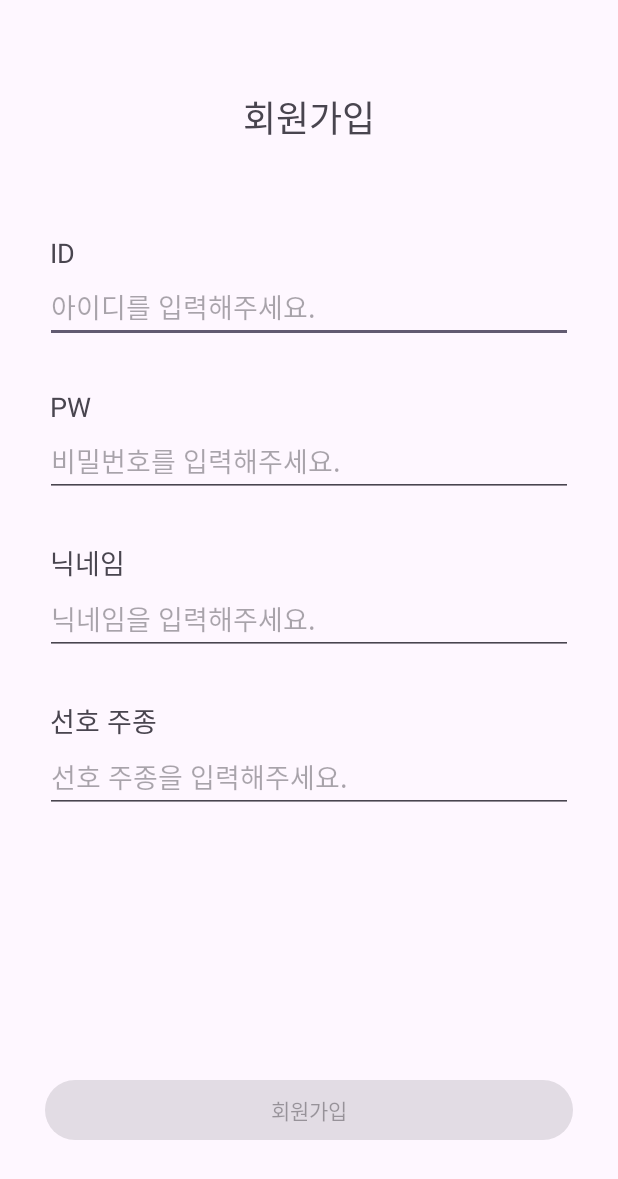
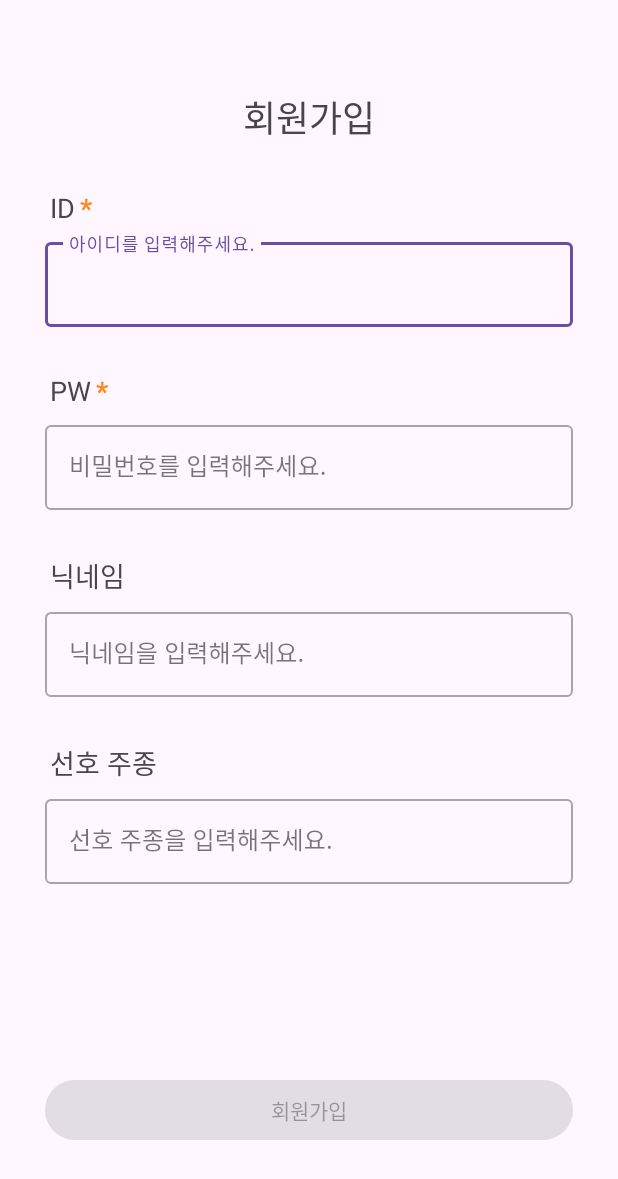
Before and after one commit to DO-SOPT-ANDROID/sangho-kim, an Android app: the SignUpActivity screen opened directly, with no data from a screen before it, on a phone screen of 412 x 824 dp. Shown: the top 1179 px of the screen. Run offline under Robolectric (Android 15) with nearby library versions, the phone set to English and light mode, and no system bars; our stand-ins replace data binding.

Commit message:
[UI/#16] TextInputLayout으로 수정

```diff
--- a/app/src/main/res/layout/activity_sign_up.xml
+++ b/app/src/main/res/layout/activity_sign_up.xml
@@ -31,25 +31,47 @@
             android:layout_width="wrap_content"
             android:layout_height="wrap_content"
             android:layout_marginStart="30dp"
-            android:layout_marginTop="60dp"
+            android:layout_marginTop="30dp"
             android:paddingHorizontal="3dp"
             android:text="@string/sign_up_tv_id_title"
             android:textSize="18sp"
             app:layout_constraintStart_toStartOf="parent"
             app:layout_constraintTop_toBottomOf="@id/tv_sign_up_title" />
 
-        <EditText
-            android:id="@+id/et_sign_up_id"
+        <TextView
+            android:id="@+id/tv_sign_up_id_star"
+            android:layout_width="wrap_content"
+            android:layout_height="wrap_content"
+            android:text="@string/sign_up_tv_star"
+            android:textColor="#FF8823"
+            android:textSize="18sp"
+            android:textStyle="bold"
+            app:layout_constraintBottom_toBottomOf="@id/tv_sign_up_id"
+            app:layout_constraintStart_toEndOf="@id/tv_sign_up_id"
+            app:layout_constraintTop_toTopOf="@id/tv_sign_up_id" />
+
+        <com.google.android.material.textfield.TextInputLayout
+            android:id="@+id/layout_sign_up_id"
+            style="@style/Widget.MaterialComponents.TextInputLayout.OutlinedBox"
             android:layout_width="0dp"
             android:layout_height="wrap_content"
             android:layout_marginHorizontal="30dp"
-            android:hint="@string/sign_up_et_id_hint"
-            android:imeOptions="actionNext"
-            android:inputType="text"
-            android:text="@={vm.idText}"
+            android:layout_marginTop="5dp"
             app:layout_constraintEnd_toEndOf="parent"
             app:layout_constraintStart_toStartOf="parent"
-            app:layout_constraintTop_toBottomOf="@id/tv_sign_up_id" />
+            app:layout_constraintTop_toBottomOf="@id/tv_sign_up_id">
+
+            <com.google.android.material.textfield.TextInputEditText
+                android:id="@+id/et_sign_up_id"
+                android:layout_width="match_parent"
+                android:layout_height="wrap_content"
+                android:autofillHints="username"
+                android:hint="@string/sign_up_et_id_hint"
+                android:imeOptions="actionNext"
+                android:inputType="text"
+                android:text="@={vm.idText}" />
+
+        </com.google.android.material.textfield.TextInputLayout>
 
         <TextView
             android:id="@+id/tv_sign_up_pw"
@@ -61,20 +83,42 @@
             android:text="@string/sign_up_tv_pw_title"
             android:textSize="18sp"
             app:layout_constraintStart_toStartOf="parent"
-            app:layout_constraintTop_toBottomOf="@id/et_sign_up_id" />
+            app:layout_constraintTop_toBottomOf="@id/layout_sign_up_id" />
 
-        <EditText
-            android:id="@+id/et_sign_up_pw"
+        <TextView
+            android:id="@+id/tv_sign_up_pw_star"
+            android:layout_width="wrap_content"
+            android:layout_height="wrap_content"
+            android:text="@string/sign_up_tv_star"
+            android:textColor="#FF8823"
+            android:textSize="18sp"
+            android:textStyle="bold"
+            app:layout_constraintBottom_toBottomOf="@id/tv_sign_up_pw"
+            app:layout_constraintStart_toEndOf="@id/tv_sign_up_pw"
+            app:layout_constraintTop_toTopOf="@id/tv_sign_up_pw" />
+
+        <com.google.android.material.textfield.TextInputLayout
+            android:id="@+id/layout_sign_up_pw"
+            style="@style/Widget.MaterialComponents.TextInputLayout.OutlinedBox"
             android:layout_width="0dp"
             android:layout_height="wrap_content"
             android:layout_marginHorizontal="30dp"
-            android:hint="@string/sign_up_et_pw_hint"
-            android:imeOptions="actionNext"
-            android:inputType="textPassword"
-            android:text="@={vm.pwText}"
+            android:layout_marginTop="5dp"
             app:layout_constraintEnd_toEndOf="parent"
             app:layout_constraintStart_toStartOf="parent"
-            app:layout_constraintTop_toBottomOf="@id/tv_sign_up_pw" />
+            app:layout_constraintTop_toBottomOf="@id/tv_sign_up_pw">
+
+            <com.google.android.material.textfield.TextInputEditText
+                android:id="@+id/et_sign_up_pw"
+                android:layout_width="match_parent"
+                android:layout_height="wrap_content"
+                android:autofillHints="username"
+                android:hint="@string/sign_up_et_pw_hint"
+                android:imeOptions="actionNext"
+                android:inputType="text"
+                android:text="@={vm.idText}" />
+
+        </com.google.android.material.textfield.TextInputLayout>
 
         <TextView
             android:id="@+id/tv_sign_up_nickname"
@@ -86,20 +130,30 @@
             android:text="@string/sign_up_tv_nk_title"
             android:textSize="18sp"
             app:layout_constraintStart_toStartOf="parent"
-            app:layout_constraintTop_toBottomOf="@id/et_sign_up_pw" />
+            app:layout_constraintTop_toBottomOf="@id/layout_sign_up_pw" />
 
-        <EditText
-            android:id="@+id/et_sign_up_nickname"
+        <com.google.android.material.textfield.TextInputLayout
+            android:id="@+id/layout_sign_up_nickname"
+            style="@style/Widget.MaterialComponents.TextInputLayout.OutlinedBox"
             android:layout_width="0dp"
             android:layout_height="wrap_content"
             android:layout_marginHorizontal="30dp"
-            android:hint="@string/sign_up_et_nk_hint"
-            android:imeOptions="actionNext"
-            android:inputType="text"
-            android:text="@={vm.nameText}"
+            android:layout_marginTop="5dp"
             app:layout_constraintEnd_toEndOf="parent"
             app:layout_constraintStart_toStartOf="parent"
-            app:layout_constraintTop_toBottomOf="@id/tv_sign_up_nickname" />
+            app:layout_constraintTop_toBottomOf="@id/tv_sign_up_nickname">
+
+            <com.google.android.material.textfield.TextInputEditText
+                android:id="@+id/et_sign_up_nickname"
+                android:layout_width="match_parent"
+                android:layout_height="wrap_content"
+                android:autofillHints="username"
+                android:hint="@string/sign_up_et_nk_hint"
+                android:imeOptions="actionNext"
+                android:inputType="text"
+                android:text="@={vm.idText}" />
+
+        </com.google.android.material.textfield.TextInputLayout>
 
         <TextView
             android:id="@+id/tv_sign_up_drink"
@@ -111,20 +165,30 @@
             android:text="@string/sign_up_tv_drink_title"
             android:textSize="18sp"
             app:layout_constraintStart_toStartOf="parent"
-            app:layout_constraintTop_toBottomOf="@id/et_sign_up_nickname" />
+            app:layout_constraintTop_toBottomOf="@id/layout_sign_up_nickname" />
 
-        <EditText
-            android:id="@+id/et_sign_up_drink"
+        <com.google.android.material.textfield.TextInputLayout
+            android:id="@+id/layout_sign_up_drink"
+            style="@style/Widget.MaterialComponents.TextInputLayout.OutlinedBox"
             android:layout_width="0dp"
             android:layout_height="wrap_content"
             android:layout_marginHorizontal="30dp"
-            android:hint="@string/sign_up_et_drink_hint"
-            android:imeOptions="actionDone"
-            android:inputType="text"
-            android:text="@={vm.drinkText}"
+            android:layout_marginTop="5dp"
             app:layout_constraintEnd_toEndOf="parent"
             app:layout_constraintStart_toStartOf="parent"
-            app:layout_constraintTop_toBottomOf="@id/tv_sign_up_drink" />
+            app:layout_constraintTop_toBottomOf="@id/tv_sign_up_drink">
+
+            <com.google.android.material.textfield.TextInputEditText
+                android:id="@+id/et_sign_up_drink"
+                android:layout_width="match_parent"
+                android:layout_height="wrap_content"
+                android:autofillHints="username"
+                android:hint="@string/sign_up_et_drink_hint"
+                android:imeOptions="actionDone"
+                android:inputType="text"
+                android:text="@={vm.idText}" />
+
+        </com.google.android.material.textfield.TextInputLayout>
 
         <Button
             android:id="@+id/btn_sign_up"
--- a/app/src/main/res/values/strings.xml
+++ b/app/src/main/res/values/strings.xml
@@ -67,5 +67,6 @@
     <string name="menu_profile">PROFILE</string>
 
     <string name="follower_tv_title">바다 건너 술 친구들</string>
+    <string name="sign_up_tv_star">*</string>
 
 </resources>
```
